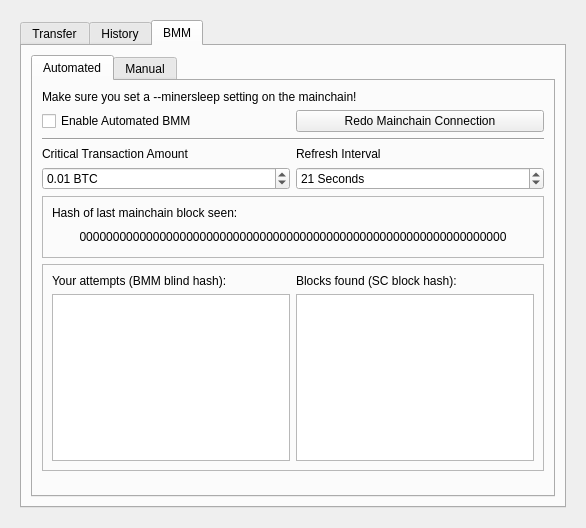
The window that src/qt/forms/sidechainpage.ui (skydogenet/sidechains) describes before a commit, drawn with Qt 5.
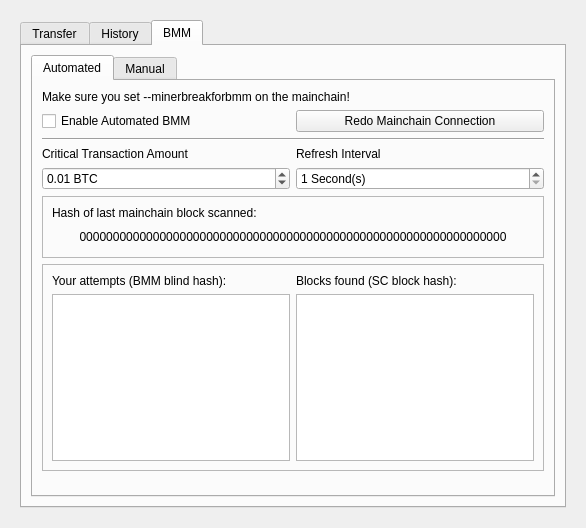
The same window after the commit. The open tabs and pages were chosen to show the change. Icons and pictures are not drawn. Custom widgets are drawn as their Qt base class.

Commit message:
Sidechain page (BMM tab) updates
* Change default refresh value from 21 to 1 second

* Fix label of seconds so it doesn't say 1 seconds

* Add note about new --minerbreakforbmm gArg

The edit to the form file:
```diff
--- a/src/qt/forms/sidechainpage.ui
+++ b/src/qt/forms/sidechainpage.ui
@@ -734,7 +734,7 @@
                <item row="4" column="1">
                 <widget class="QSpinBox" name="spinBoxRefreshInterval">
                  <property name="suffix">
-                  <string> Seconds</string>
+                  <string> Second(s)</string>
                  </property>
                  <property name="minimum">
                   <number>1</number>
@@ -743,7 +743,7 @@
                   <number>600</number>
                  </property>
                  <property name="value">
-                  <number>21</number>
+                  <number>1</number>
                  </property>
                 </widget>
                </item>
@@ -759,7 +759,7 @@
                   <item>
                    <widget class="QLabel" name="label_15">
                     <property name="text">
-                     <string>Hash of last mainchain block seen: </string>
+                     <string>Hash of last mainchain block scanned: </string>
                     </property>
                    </widget>
                   </item>
@@ -850,7 +850,7 @@
                <item row="0" column="0" colspan="2">
                 <widget class="QLabel" name="label_23">
                  <property name="text">
-                  <string>Make sure you set a --minersleep setting on the mainchain!</string>
+                  <string>Make sure you set --minerbreakforbmm on the mainchain!</string>
                  </property>
                 </widget>
                </item>
```
Left out of the diff: 2 changed lines with no effect on the pictures.
